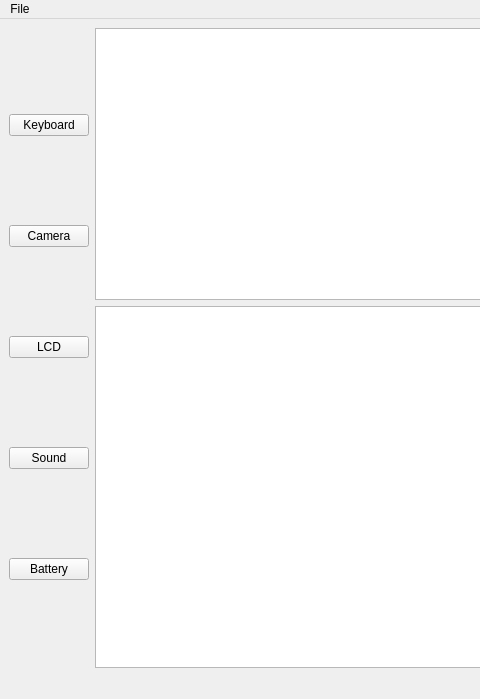
devjochem/TestToolV3, file windows/mainwindow/form.ui: the form before one commit; both pictures show x 0 to 480 and y 0 to 699 of the 1197 by 699 pixel window.
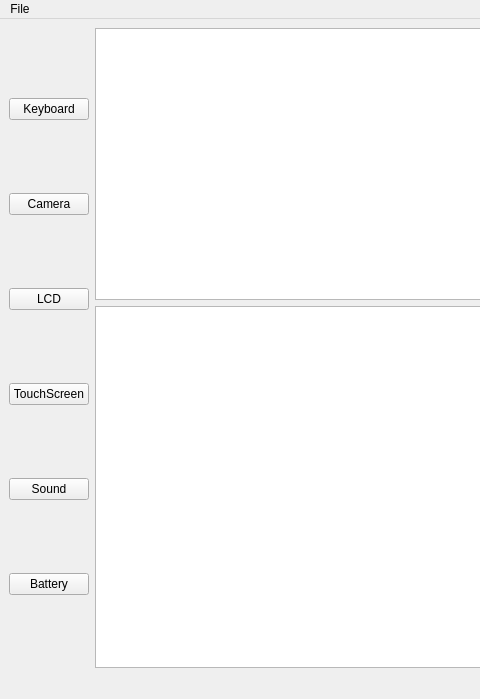
The form after the commit. Custom widgets are drawn as their Qt base class.

Diff of the .ui file:
```diff
--- a/windows/mainwindow/form.ui
+++ b/windows/mainwindow/form.ui
@@ -16,7 +16,7 @@
   <widget class="QWidget" name="centralwidget">
    <layout class="QGridLayout" name="gridLayout" rowstretch="3,4" columnstretch="1,10,10" columnminimumwidth="0,0,0">
     <item row="0" column="0" rowspan="2">
-     <layout class="QVBoxLayout" name="verticalLayout" stretch="0,0,0,0,0">
+     <layout class="QVBoxLayout" name="verticalLayout" stretch="0,0,0,0,0,0">
       <property name="spacing">
        <number>3</number>
       </property>
@@ -44,6 +44,13 @@
         </property>
        </widget>
       </item>
+      <item>
+       <widget class="QPushButton" name="pushButton_ts">
+        <property name="text">
+         <string>TouchScreen</string>
+        </property>
+       </widget>
+      </item>
       <item>
        <widget class="QPushButton" name="pushButton_2">
         <property name="text">
```
